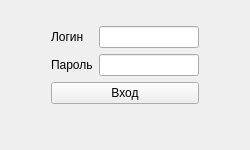
Before: the Qt Designer form frontend/ui/LoginForm.ui in koccyx/TravelMaster, drawn with Qt 5.
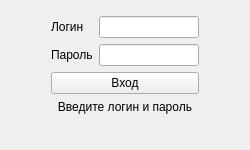
After: the same form once the commit is applied.

Commit message: login form is  done

Diff of the .ui file:
```diff
--- a/frontend/ui/LoginForm.ui
+++ b/frontend/ui/LoginForm.ui
@@ -122,6 +122,26 @@
         </property>
        </widget>
       </item>
+      <item>
+       <widget class="QLabel" name="errorLabel1">
+        <property name="text">
+         <string>Введите логин и пароль</string>
+        </property>
+        <property name="alignment">
+         <set>Qt::AlignCenter</set>
+        </property>
+       </widget>
+      </item>
+      <item>
+       <widget class="QLabel" name="errorLabel2">
+        <property name="text">
+         <string/>
+        </property>
+        <property name="alignment">
+         <set>Qt::AlignCenter</set>
+        </property>
+       </widget>
+      </item>
       <item>
        <spacer name="verticalSpacer">
         <property name="orientation">
@@ -130,7 +150,7 @@
         <property name="sizeHint" stdset="0">
          <size>
           <width>20</width>
-          <height>160</height>
+          <height>140</height>
          </size>
         </property>
        </spacer>
```
Left out of the diff: 2 changed lines with no effect on the pictures. The commit also changes 14 other files.
